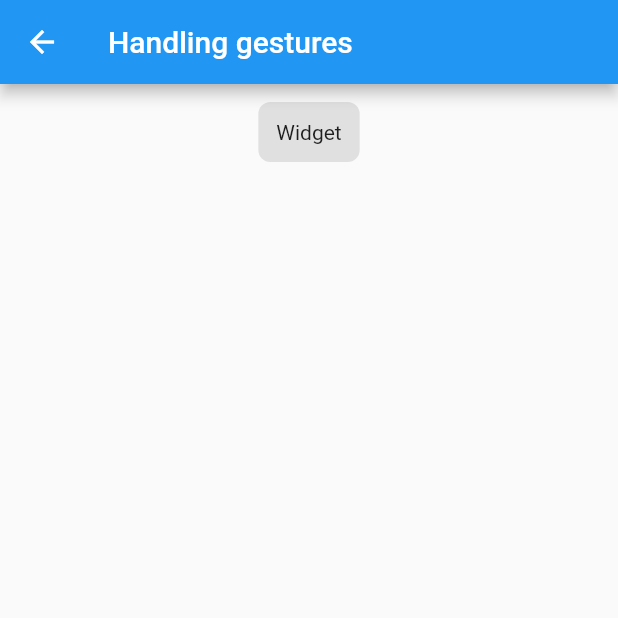
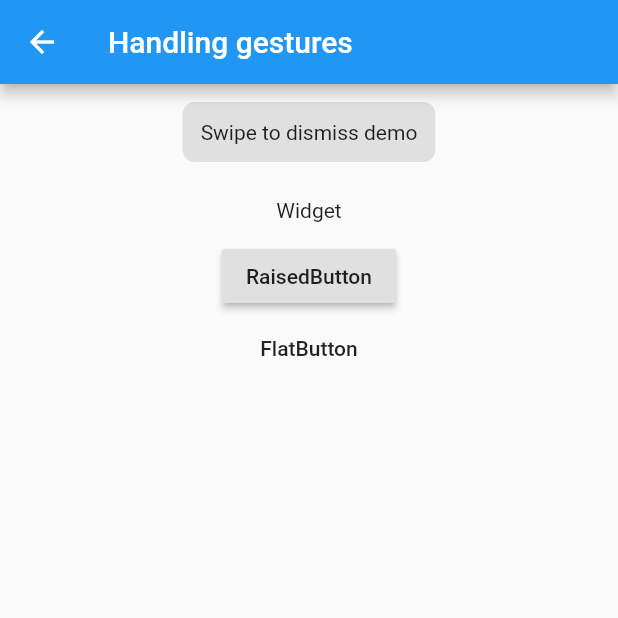
Before and after one commit to RustFisher/flutter_basic, a Flutter app: the HandlingGesturesPage screen opened directly, on a phone screen of 412 x 824 dp, the top half of it. Run offline on Flutter 3.47's test engine with Material 2 defaults, Android fonts, the phone set to English and light mode, and no system bars.

Commit message:
MODIFY handling_gestures
ADD swipe_to_dismiss_page

```diff
--- a/lib/samples/gestures/handling_gestures.dart
+++ b/lib/samples/gestures/handling_gestures.dart
@@ -1,4 +1,5 @@
 import 'package:flutter/material.dart';
+import 'package:flutter_basic/samples/gestures/swipe_to_dismiss_page.dart';
 
 /// 手势检测示例界面
 class HandlingGesturesPage extends StatelessWidget {
@@ -9,7 +10,14 @@ class HandlingGesturesPage extends StatelessWidget {
       appBar: AppBar(title: Text('Handling gestures'),),
       body: Center(
         child: Column(children: <Widget>[
-          new ButtonSample1(),
+          new ButtonSample1("Swipe to dismiss demo"),
+          new ButtonSample2(),
+          new RaisedButton(onPressed: () {
+            print("click $this");
+          }, child: Text("RaisedButton"),),
+          new FlatButton(onPressed: () {
+            print("click $this");
+          }, child: Text("FlatButton"),),
         ],),
 
       ),);
@@ -18,12 +26,18 @@ class HandlingGesturesPage extends StatelessWidget {
 
 /// 自定义button
 class ButtonSample1 extends StatelessWidget {
+  var _text = "";
+
+  ButtonSample1(text) {
+    _text = text;
+  }
+
   @override
   Widget build(BuildContext context) {
     return GestureDetector(
       onTap: () {
-        final snackBar = SnackBar(content: Text("Now you tap the $this"),);
-        Scaffold.of(context).showSnackBar(snackBar);
+        Navigator.push(context, MaterialPageRoute(
+            builder: (context) => (SwipeToDismissPage())));
       },
       child: Container(
         padding: EdgeInsets.all(12.0),
@@ -32,8 +46,25 @@ class ButtonSample1 extends StatelessWidget {
             .of(context)
             .buttonColor,
             borderRadius: BorderRadius.circular(8.0)),
-        child: Text("$this"),),
+        child: Text(_text),),
     );
   }
 
 }
+
+/// 带有波纹效果的按钮
+class ButtonSample2 extends StatelessWidget {
+  @override
+  Widget build(BuildContext context) {
+    return InkWell(
+      onTap: () {
+        final snackBar = SnackBar(content: Text("Now you tap the $this"),);
+        Scaffold.of(context).showSnackBar(snackBar);
+      },
+      child: Container(
+        padding: EdgeInsets.all(12.0),
+        child: Text("$this"),
+      ),
+    );
+  }
+}
```
Also changed, not shown: lib/samples/gestures/swipe_to_dismiss_page.dart (added, +48 -0 lines).
